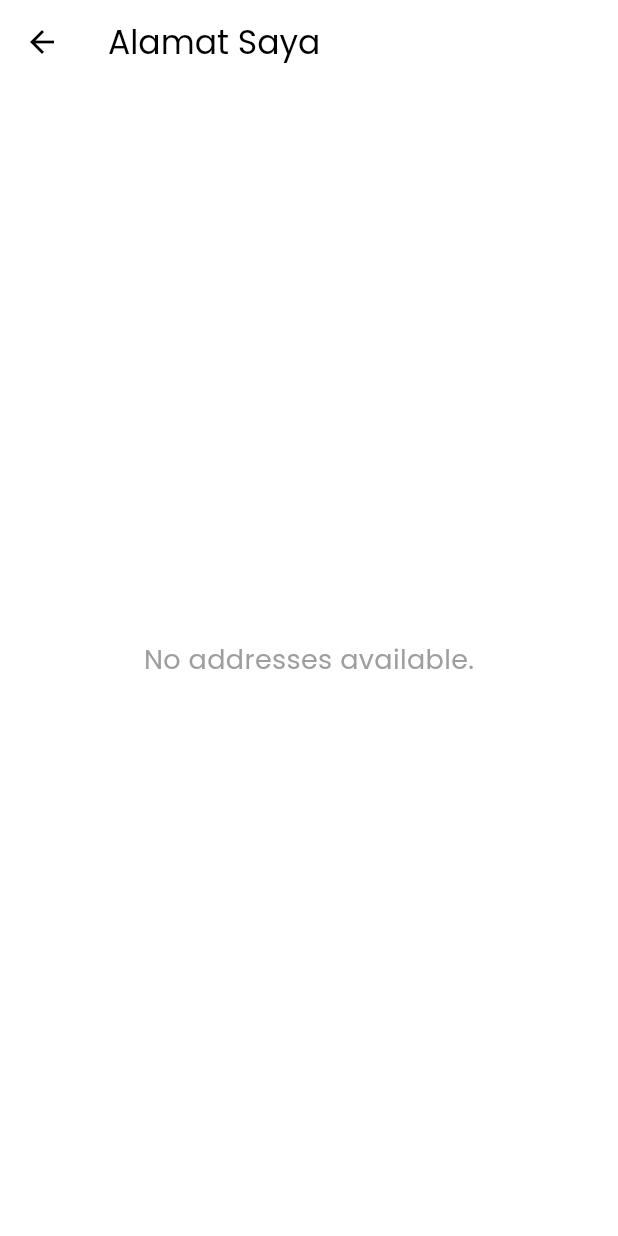
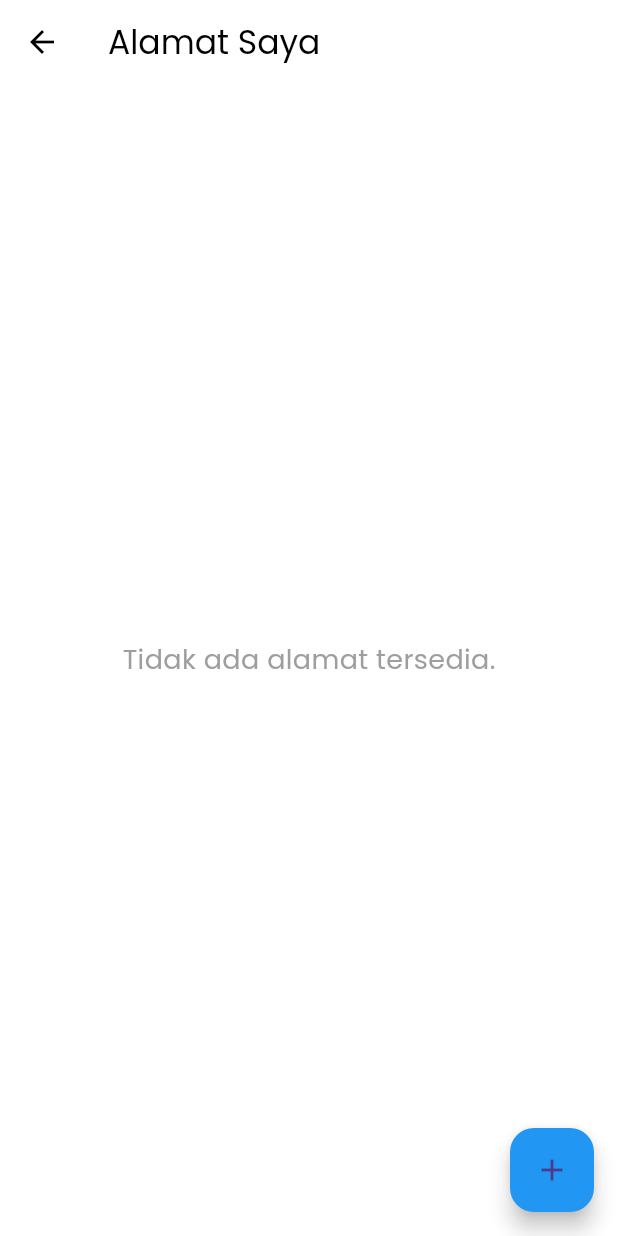
Before and after one commit to PBP-A-05/batikin-mobile, a Flutter app: the AlamatPage screen opened directly with empty values, on a phone screen of 412 x 824 dp. Run offline on Flutter 3.47's test engine with Material 3 defaults, Android fonts, the phone set to English and light mode, and no system bars; our stand-ins replace carousel_slider, fluttertoast, google_fonts; missing offline and left inert: pbp_django_auth.

Commit message:
feat: edit alamat

```diff
--- a/lib/screens/profile/alamat_screen.dart
+++ b/lib/screens/profile/alamat_screen.dart
@@ -1,35 +1,76 @@
 // lib/screens/profile/alamat_screen.dart
 import 'package:flutter/material.dart';
 import 'package:batikin_mobile/models/profile_model.dart';
+import 'package:batikin_mobile/services/alamat_service.dart';
+import 'package:batikin_mobile/screens/profile/edit_alamat_page.dart';
+import 'package:batikin_mobile/utils/toast_util.dart';
+import 'package:provider/provider.dart';
+import 'package:batikin_mobile/services/auth_service.dart';
+import 'package:pbp_django_auth/pbp_django_auth.dart';
 
-class AlamatPage extends StatelessWidget {
-  final List<Address> addresses;
+class AlamatPage extends StatefulWidget {
+  final List<Address> initialAddresses;
 
-  const AlamatPage({super.key, required this.addresses});
+  const AlamatPage({super.key, required this.initialAddresses});
+
+  @override
+  _AlamatPageState createState() => _AlamatPageState();
+}
+
+class _AlamatPageState extends State<AlamatPage> {
+  late List<Address> addresses;
+  bool _isLoading = false;
+
+  @override
+  void initState() {
+    super.initState();
+    addresses = widget.initialAddresses;
+  }
+
+  Future<void> _fetchAddresses() async {
+    setState(() {
+      _isLoading = true;
+    });
+
+    // Obtain CookieRequest from Provider
+    CookieRequest request = Provider.of<CookieRequest>(context, listen: false);
+    AuthService authService = AuthService(request);
+
+    Profile? profile = await authService.getUserInfo();
+
+    if (profile != null) {
+      setState(() {
+        addresses = profile.addresses;
+        _isLoading = false;
+      });
+    } else {
+      setState(() {
+        _isLoading = false;
+      });
+      showToast(context, 'Gagal memuat alamat.', type: ToastType.alert);
+    }
+  }
 
   @override
   Widget build(BuildContext context) {
-    // Debug prints
-    print('AlamatPage received ${addresses.length} addresses.');
-    for (var addr in addresses) {
-      print(
-          'Address ID: ${addr.id}, Title: ${addr.title}, Address: ${addr.address}');
-    }
-
     return Scaffold(
       appBar: AppBar(
         title: const Text('Alamat Saya'),
         backgroundColor: Colors.white,
         foregroundColor: Colors.black,
       ),
-      body: addresses.isEmpty
+      body: _isLoading
+          ? const Center(child: CircularProgressIndicator())
+          : addresses.isEmpty
               ? const Center(
                   child: Text(
-                'No addresses available.',
+                    'Tidak ada alamat tersedia.',
                     style: TextStyle(fontSize: 18, color: Colors.grey),
                   ),
                 )
-          : ListView.builder(
+              : RefreshIndicator(
+                  onRefresh: _fetchAddresses,
+                  child: ListView.builder(
                     itemCount: addresses.length,
                     itemBuilder: (context, index) {
                       final address = addresses[index];
@@ -37,8 +78,43 @@ class AlamatPage extends StatelessWidget {
                         leading: const Icon(Icons.home),
                         title: Text(address.title),
                         subtitle: Text(address.address),
+                        trailing: IconButton(
+                          icon: const Icon(Icons.edit, color: Colors.blue),
+                          onPressed: () async {
+                            bool? result = await Navigator.push(
+                              context,
+                              MaterialPageRoute(
+                                builder: (context) =>
+                                    EditAlamatPage(address: address),
+                              ),
+                            );
+
+                            if (result == true) {
+                              await _fetchAddresses();
+                              showToast(context, 'Alamat berhasil diperbarui.',
+                                  type: ToastType.success);
+                            }
+                          },
+                        ),
                       );
                     },
+                  ),
+                ),
+      floatingActionButton: FloatingActionButton(
+        onPressed: () async {
+          // Navigate to Add Alamat Page if you have one
+          // Example:
+          // bool? result = await Navigator.push(
+          //   context,
+          //   MaterialPageRoute(builder: (context) => AddAlamatPage()),
+          // );
+          // if (result == true) {
+          //   await _fetchAddresses();
+          //   showToast(context, 'Alamat berhasil ditambahkan.', type: ToastType.success);
+          // }
+        },
+        child: const Icon(Icons.add),
+        backgroundColor: Colors.blue,
       ),
     );
   }
--- a/lib/screens/profile/profile_screen.dart
+++ b/lib/screens/profile/profile_screen.dart
@@ -209,8 +209,8 @@ class _ProfilePageState extends State<ProfilePage> {
                             Navigator.push(
                               context,
                               MaterialPageRoute(
-                                builder: (context) =>
-                                    AlamatPage(addresses: profile.addresses),
+                                builder: (context) => AlamatPage(
+                                    initialAddresses: profile.addresses),
                               ),
                             );
                           },
```
Also changed, not shown: lib/screens/profile/edit_alamat_page.dart (added, +117 -0 lines), lib/services/alamat_service.dart (added, +27 -0 lines), flutter_01.png (added), pubspec.lock. Lines whose indentation alone changed are shown as unchanged.
